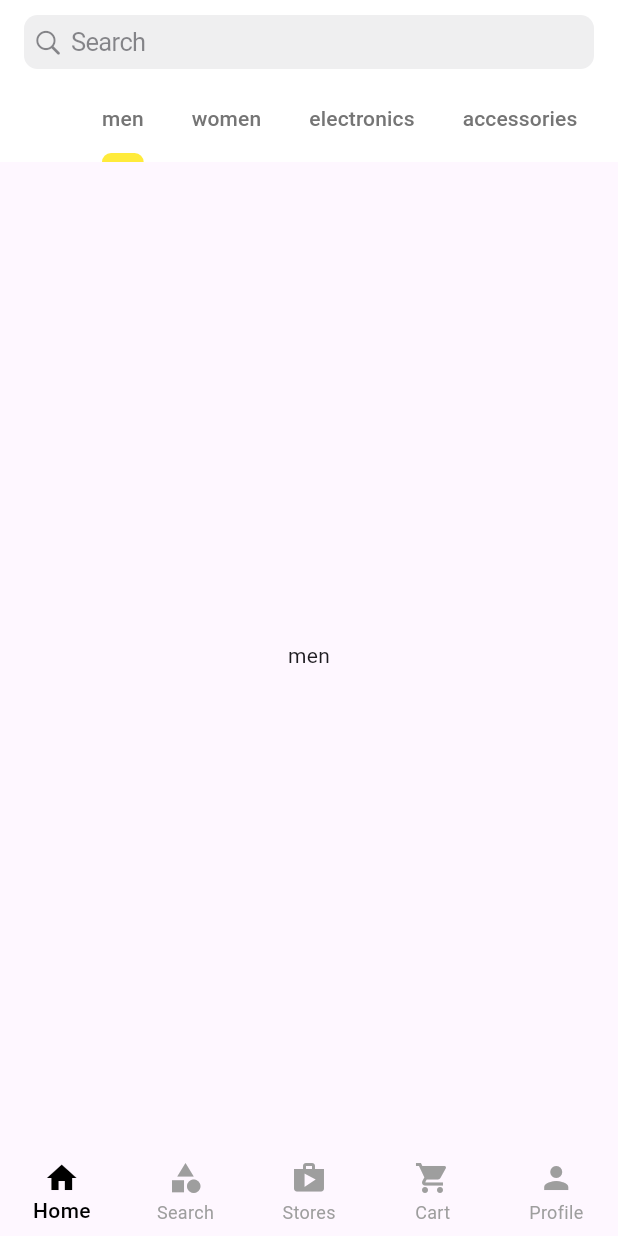
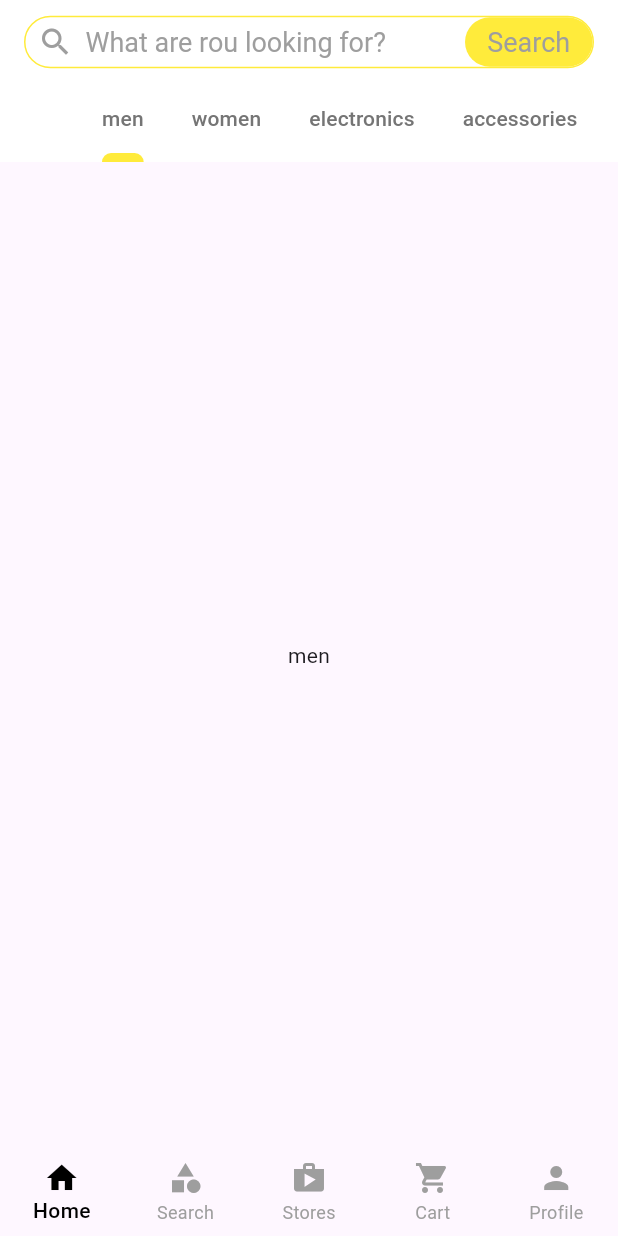
Before and after one commit to rddeveloper2019/multi_s, a Flutter app: the screen it shows after launch, on a phone screen of 412 x 824 dp. Run offline on Flutter 3.47's test engine with Material 3 defaults, Android fonts, the light colour scheme and no system bars.

Commit message:
search bar

```diff
--- a/lib/main_screens/customer_home.dart
+++ b/lib/main_screens/customer_home.dart
@@ -13,7 +13,6 @@ class _CustomerHomeState extends State<CustomerHome> {
 
   List<Widget> screens = [
     const Home(),
-
     const Center(child: Text('Search screen')),
     const Center(child: Text('Stores screen')),
     const Center(child: Text('Cart screen')),
--- a/lib/main_screens/home.dart
+++ b/lib/main_screens/home.dart
@@ -1,5 +1,5 @@
-import 'package:flutter/cupertino.dart';
 import 'package:flutter/material.dart';
+import 'package:multi_s/minor_screens/search_screen.dart';
 
 class Home extends StatefulWidget {
   const Home({super.key});
@@ -16,7 +16,56 @@ class _HomeState extends State<Home> {
       child: Scaffold(
         appBar: AppBar(
           backgroundColor: Colors.white,
-          title: const CupertinoSearchTextField(),
+          title: InkWell(
+            onTap: () {
+              Navigator.of(context).push(
+                MaterialPageRoute(
+                  builder: (context) {
+                    return const SearchScreen();
+                  },
+                ),
+              );
+            },
+            child: Container(
+              height: 35,
+              decoration: BoxDecoration(
+                borderRadius: BorderRadius.circular(25),
+                border: Border.all(color: Colors.yellow),
+              ),
+              child: Row(
+                mainAxisAlignment: MainAxisAlignment.spaceBetween,
+                children: [
+                  const Row(
+                    children: [
+                      Padding(
+                        padding: const EdgeInsets.symmetric(horizontal: 8),
+                        child: Icon(Icons.search, color: Colors.grey),
+                      ),
+                      Text(
+                        'What are rou looking for?',
+                        style: TextStyle(color: Colors.grey, fontSize: 18),
+                      ),
+                    ],
+                  ),
+
+                  Container(
+                    height: 35,
+                    width: 85,
+                    decoration: BoxDecoration(
+                      color: Colors.yellow,
+                      borderRadius: BorderRadius.circular(25),
+                    ),
+                    child: const Center(
+                      child: Text(
+                        'Search',
+                        style: TextStyle(color: Colors.grey, fontSize: 18),
+                      ),
+                    ),
+                  ),
+                ],
+              ),
+            ),
+          ),
           bottom: const TabBar(
             isScrollable: true,
             dividerColor: Colors.transparent,
```
Also changed, not shown: lib/minor_screens/search_screen.dart (added, +22 -0 lines).
